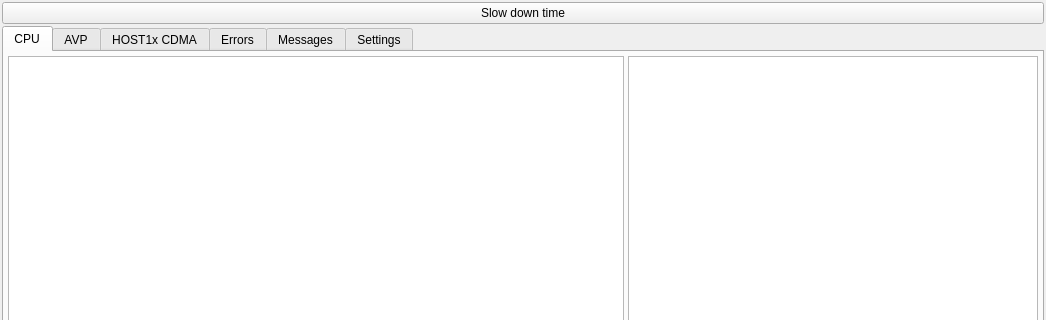
Qt form mainwindow.ui (digetx/tegra2_qemu_trace_viewer) before a commit; both pictures show x 0 to 1046 and y 0 to 320 of the 1046 by 667 pixel window.
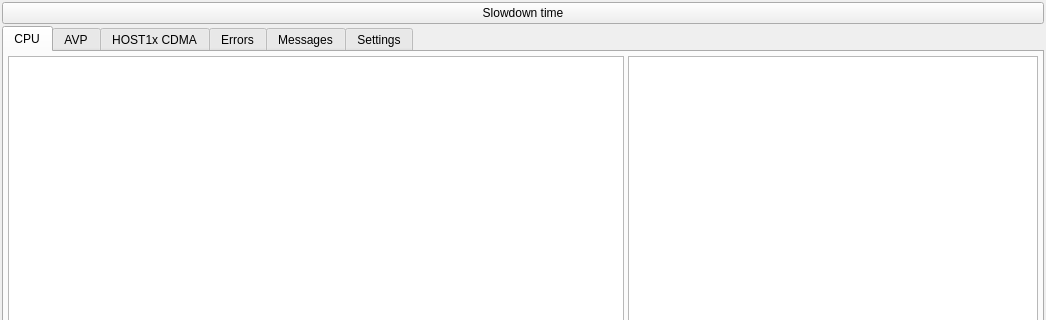
The same form after that commit. Custom widgets are drawn as their Qt base class.

What changed in the file:
```diff
--- a/mainwindow.ui
+++ b/mainwindow.ui
@@ -45,7 +45,7 @@
        <enum>Qt::TabFocus</enum>
       </property>
       <property name="text">
-       <string>Slow down time</string>
+       <string>Slowdown time</string>
       </property>
      </widget>
     </item>
```
Left out of the diff: 6 changed lines with no effect on the pictures.
